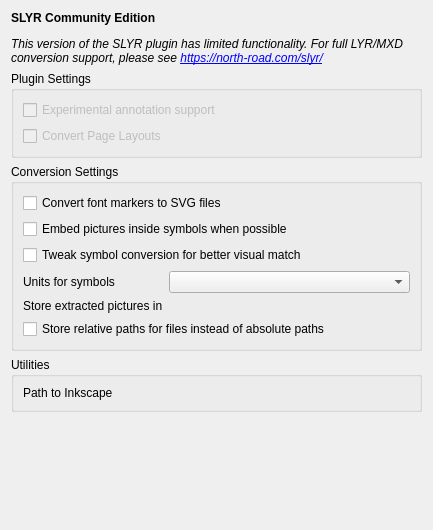
Before: the Qt Designer form slyr_community/qgis_plugin/ui/settings.ui in north-road/slyr, drawn with Qt 5.
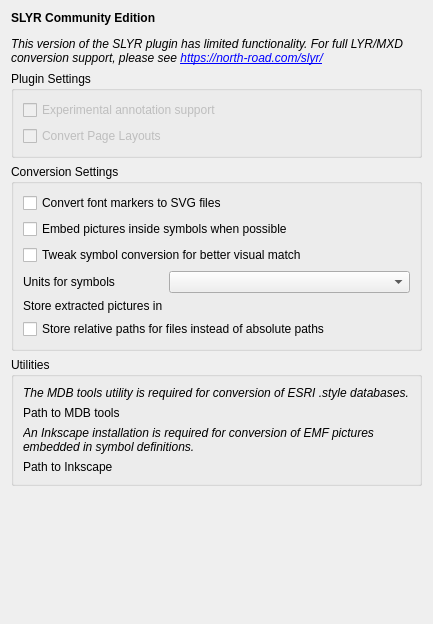
After: the same form once the commit is applied. Custom widgets are drawn as their Qt base class.

Commit message: Expose mdb tools path in settings dialog

```diff
--- a/slyr_community/qgis_plugin/ui/settings.ui
+++ b/slyr_community/qgis_plugin/ui/settings.ui
@@ -7,7 +7,7 @@
     <x>0</x>
     <y>0</y>
     <width>433</width>
-    <height>530</height>
+    <height>624</height>
    </rect>
   </property>
   <property name="windowTitle">
@@ -129,16 +129,46 @@
       <string>Utilities</string>
      </property>
      <layout class="QGridLayout" name="gridLayout_3">
-      <item row="0" column="0">
+      <item row="3" column="0">
        <widget class="QLabel" name="label_4">
         <property name="text">
          <string>Path to Inkscape</string>
         </property>
        </widget>
       </item>
-      <item row="0" column="1">
+      <item row="3" column="1">
        <widget class="QgsFileWidget" name="inkscape_path_widget" native="true"/>
       </item>
+      <item row="1" column="0">
+       <widget class="QLabel" name="label_5">
+        <property name="text">
+         <string>Path to MDB tools</string>
+        </property>
+       </widget>
+      </item>
+      <item row="1" column="1">
+       <widget class="QgsFileWidget" name="mdbtools_path_widget" native="true"/>
+      </item>
+      <item row="0" column="0" colspan="2">
+       <widget class="QLabel" name="label_6">
+        <property name="text">
+         <string>&lt;span style=&quot; font-style:italic;&quot;&gt;The MDB tools utility is required for conversion of ESRI .style databases.&lt;/span&gt;</string>
+        </property>
+        <property name="wordWrap">
+         <bool>true</bool>
+        </property>
+       </widget>
+      </item>
+      <item row="2" column="0" colspan="2">
+       <widget class="QLabel" name="label_7">
+        <property name="text">
+         <string>&lt;span style=&quot; font-style:italic;&quot;&gt;An Inkscape installation is required for conversion of EMF pictures embedded in symbol definitions.&lt;/span&gt;</string>
+        </property>
+        <property name="wordWrap">
+         <bool>true</bool>
+        </property>
+       </widget>
+      </item>
      </layout>
     </widget>
    </item>
```
The commit also changes 2 other files.
